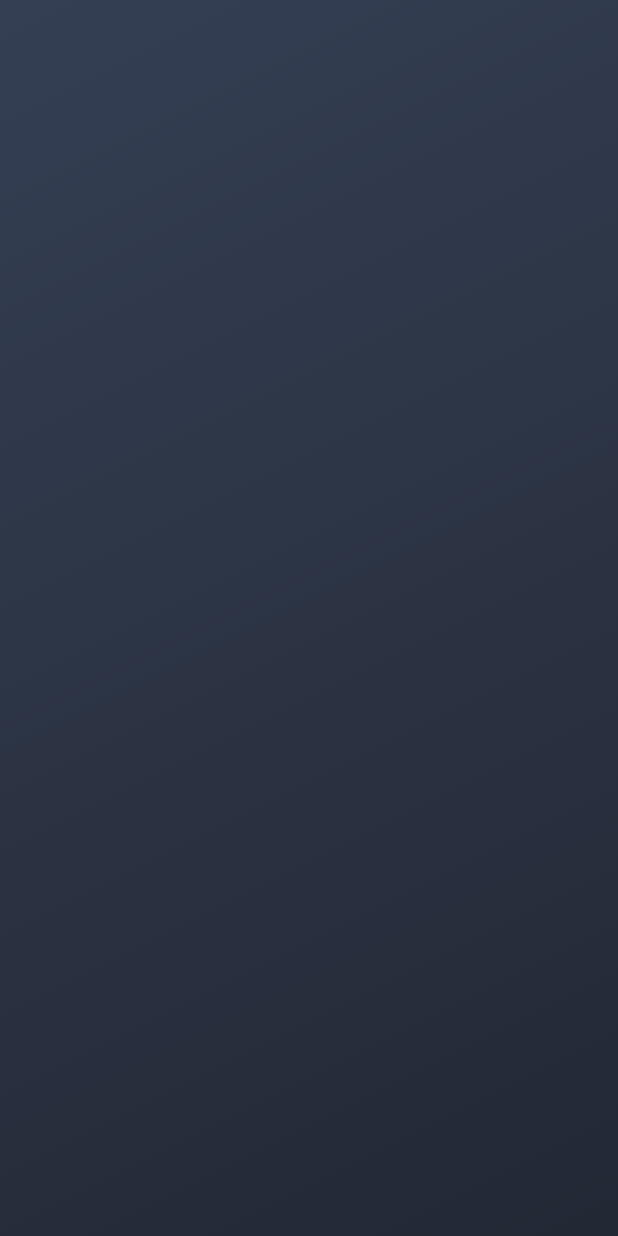
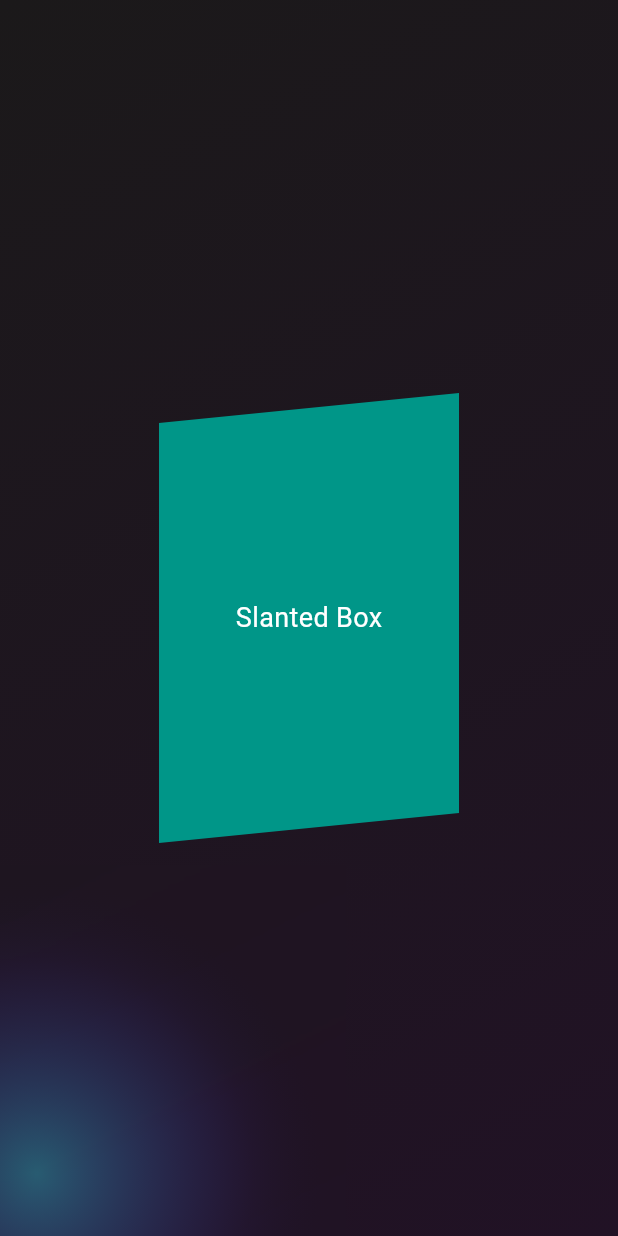
Before and after one commit to Arjun-5/TimeTrails, a Flutter app: the screen it shows after launch, after a tap on the "arrow back ios new" icon, after a tap on the "arrow forward ios" icon, after a tap on "Start", on a phone screen of 412 x 824 dp. Run offline on Flutter 3.47's test engine with Material 3 defaults, Android fonts, the phone set to English and light mode, and no system bars; our stand-ins replace carousel_slider, cloud_firestore, firebase_core, flutter_bloc, google_fonts, smooth_page_indicator; accounts and stored records are empty; generated files the repository leaves out were written again.

Commit message:
Home Screen Setup - WIP|

```diff
--- a/lib/helpers/circle_painter.dart
+++ b/lib/helpers/circle_painter.dart
@@ -20,11 +20,20 @@ class CirclePainter extends CustomPainter {
       radius: circleSize.width / 2,
     );
 
+    final Gradient radialBackgroundGradient = RadialGradient(
+      colors: [
+        color1.withValues(alpha: 0.4),
+        color2.withValues(alpha: 0.05),
+        Colors.transparent,
+      ],
+      stops: [0.0, 0.7, 1.0],
+    );
+
     final Gradient backgroundGradient = LinearGradient(
-      colors: [color1, color2],
+      colors: [color1.withValues(alpha: 0.5), color2.withValues(alpha: 0.5)],
       stops: [0, 1],
       begin: Alignment.topLeft,
-      end: Alignment.bottomRight
+      end: Alignment.bottomRight,
     );
 
     //cascade operator ..
@@ -33,10 +42,14 @@ class CirclePainter extends CustomPainter {
       ..shader = backgroundGradient.createShader(rect)
       ..style = PaintingStyle.fill;
 
+    final circleRadialPaint = Paint()
+      ..shader = radialBackgroundGradient.createShader(rect)
+      ..style = PaintingStyle.fill;
+
     canvas.drawCircle(
       Offset(circleSize.width / 2, circleSize.height / 2),
       circleSize.width / 2,
-      cirlcePaint,
+      circleRadialPaint,
     );
   }
 
--- a/lib/helpers/gradient_container.dart
+++ b/lib/helpers/gradient_container.dart
@@ -1,7 +1,7 @@
 import 'package:flutter/material.dart';
 
 class GradientContainer extends StatelessWidget {
-  const GradientContainer({super.key, required this.color1, required this.color2, required this.startAlignment, required this.endAlignment});
+  const GradientContainer({super.key, required this.color1, required this.color2, required this.startAlignment, required this.endAlignment, this.child});
 
   final Color color1;
 
@@ -10,6 +10,8 @@ class GradientContainer extends StatelessWidget {
   final Alignment startAlignment;
 
   final Alignment endAlignment;
+
+  final Widget? child;
 
   @override
   Widget build(BuildContext context) {
@@ -21,6 +23,7 @@ class GradientContainer extends StatelessWidget {
           end: endAlignment,
         ),
       ),
+      child: child,
     );
   }
 }
--- /dev/null
+++ b/lib/helpers/slanted_rhombus_clipper.dart
@@ -0,0 +1,23 @@
+import 'package:flutter/material.dart';
+
+class SlantedRhombusClipper extends CustomClipper<Path>{
+  @override
+  Path getClip(Size size) {
+    double topSlant = 20;
+
+    double bottomSlant = 20;
+
+    Path rhombusPath = Path();
+
+    rhombusPath.moveTo(0, topSlant);
+    rhombusPath.lineTo(size.width, 0);
+    rhombusPath.lineTo(size.width, size.height -bottomSlant);
+    rhombusPath.lineTo(0, size.height);
+    rhombusPath.close();
+
+    return rhombusPath;
+  }
+
+  @override
+  bool shouldReclip(covariant CustomClipper<Path> oldClipper) => false;
+}
--- a/lib/home_page/home_screen.dart
+++ b/lib/home_page/home_screen.dart
@@ -1,5 +1,9 @@
+import 'dart:ui';
+
 import 'package:flutter/material.dart';
+import 'package:time_trails/helpers/circle_widget.dart';
 import 'package:time_trails/helpers/gradient_container.dart';
+import 'package:time_trails/widgets/slanted_box.dart';
 
 class HomeScreen extends StatelessWidget {
   const HomeScreen({super.key});
@@ -7,11 +11,54 @@ class HomeScreen extends StatelessWidget {
   @override
   Widget build(BuildContext context) {
     return Scaffold(
-      body: GradientContainer(
-        color1: const Color(0xFF353F54),
-        color2: const Color(0xFF222834),
-        startAlignment: Alignment.topLeft,
-        endAlignment: Alignment.bottomRight,
+      body: LayoutBuilder(
+        builder: (context, _) {
+          final size = MediaQuery.of(context).size;
+
+          final width = size.width;
+
+          final height = size.height;
+
+          final double circleDiameter = width;
+
+          return Stack(
+            children: [
+              SizedBox.expand(
+                child: GradientContainer(
+                  color1: const Color.fromARGB(255, 27, 25, 26),
+                  color2: const Color.fromARGB(255, 33, 18, 37),
+                  startAlignment: Alignment.topLeft,
+                  endAlignment: Alignment.bottomRight,
+                ),
+              ),
+              Positioned(
+                left: width * -0.44,
+                top: height * 0.7,
+                child: ClipRect(
+                  child: BackdropFilter(
+                    filter: ImageFilter.blur(sigmaX: 10.0, sigmaY: 10.0),
+                    child: CircleWidget(
+                      circleSize: Size(circleDiameter, circleDiameter),
+                    ),
+                  ),
+                ),
+              ),
+              Center(
+                child: Column(
+                  mainAxisSize: MainAxisSize.min,
+                  children: [
+                    SlantedBox(
+                      width: 200,
+                      height: 300,
+                      color: Colors.teal,
+                      label: 'Slanted Box',
+                    ),
+                  ],
+                ),
+              ),
+            ],
+          );
+        },
       ),
     );
   }
--- /dev/null
+++ b/lib/widgets/slanted_box.dart
@@ -0,0 +1,34 @@
+import 'package:flutter/material.dart';
+import 'package:time_trails/helpers/slanted_rhombus_clipper.dart';
+
+class SlantedBox extends StatelessWidget {
+  final double width;
+  final double height;
+  final Color color;
+  final String label;
+
+  const SlantedBox({
+    super.key,
+    required this.width,
+    required this.height,
+    required this.color,
+    required this.label,
+  });
+
+  @override
+  Widget build(BuildContext context) {
+    return ClipPath(
+      clipper: SlantedRhombusClipper(),
+      child: Container(
+        width: width,
+        height: height,
+        color: color,
+        alignment: Alignment.center,
+        child: Text(
+          label,
+          style: const TextStyle(color: Colors.white, fontSize: 18),
+        ),
+      ),
+    );
+  }
+}
```
